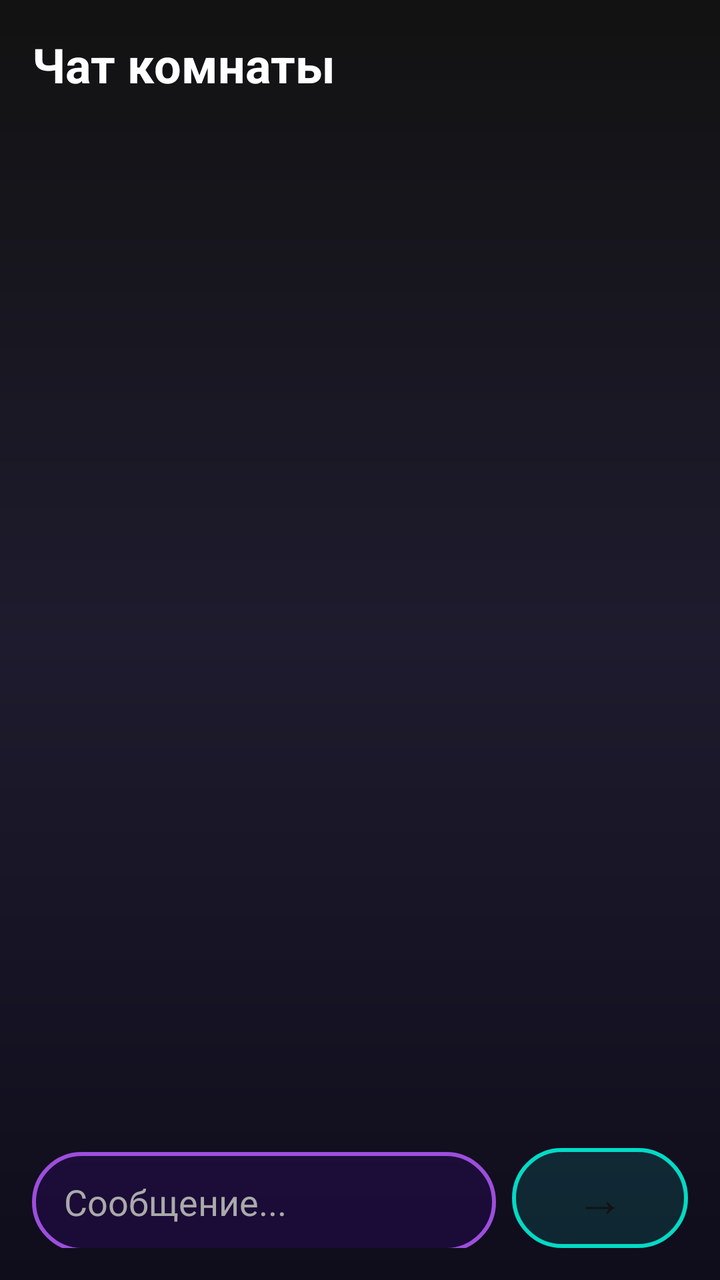
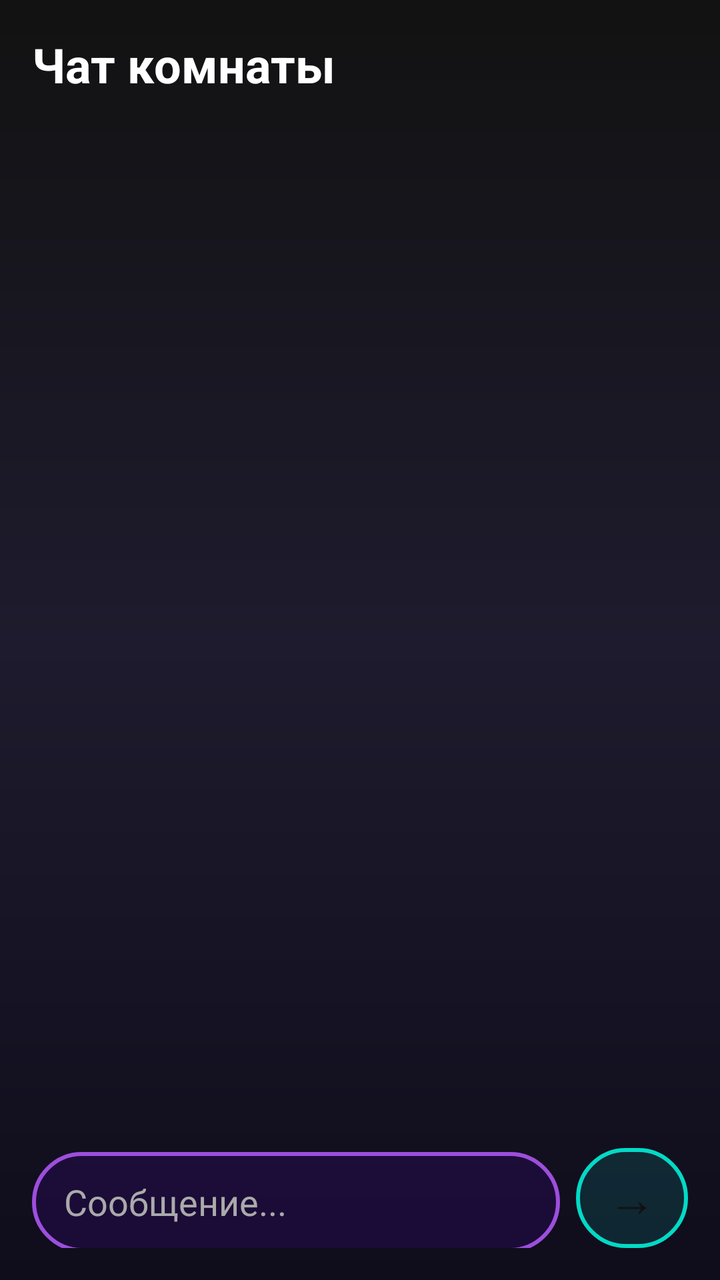

The first picture is an Android layout as it rendered before a commit; the second is the same layout after the commit. The layout source and the unified diff follow.
<!-- AndroidManifest.xml: application theme Theme.AppCompat.NoActionBar -->
<!-- res/layout/activity_chat.xml -->
<?xml version="1.0" encoding="utf-8"?>
<LinearLayout xmlns:android="http://schemas.android.com/apk/res/android"
    android:layout_width="match_parent"
    android:layout_height="match_parent"
    android:orientation="vertical"
    android:background="@drawable/bg_gradient"
    android:padding="16dp">

    <TextView
        android:layout_width="wrap_content"
        android:layout_height="wrap_content"
        android:text="Чат комнаты"
        android:textSize="24sp"
        android:textStyle="bold"
        android:textColor="#FFFFFF"
        android:layout_marginBottom="16dp"/>

    <ListView
        android:id="@+id/lvMessages"
        android:layout_width="match_parent"
        android:layout_height="0dp"
        android:layout_weight="1"
        android:divider="#333333"
        android:dividerHeight="1dp"/>

    <LinearLayout
        android:layout_width="match_parent"
        android:layout_height="wrap_content"
        android:orientation="horizontal"
        android:layout_marginTop="16dp">

        <EditText
            android:id="@+id/etMessage"
            android:layout_width="0dp"
            android:layout_height="50dp"
            android:layout_weight="1"
            android:background="@drawable/btn_neon_purple"
            android:paddingHorizontal="16dp"
            android:hint="Сообщение..."
            android:textColorHint="#AAAAAA"
            android:textColor="#FFFFFF"
            android:layout_marginEnd="8dp"/>

        <Button
            android:id="@+id/btnSend"
            android:layout_width="wrap_content"
            android:layout_height="50dp"
            android:text="→"
            android:textSize="24sp"
            android:textColor="#121212"
            android:background="@drawable/btn_neon_cyan"/>
    </LinearLayout>

</LinearLayout>
<!-- resources referenced by this layout -->
<resources>
  <!-- drawable bg_gradient (drawable) -->
  <?xml version="1.0" encoding="utf-8"?>
  <shape xmlns:android="http://schemas.android.com/apk/res/android">
      <gradient
          android:angle="270"
          android:startColor="#121212"
          android:centerColor="#1E1B2E"
          android:endColor="#0F0C1B"
          android:type="linear" />
  </shape>
  <!-- drawable btn_neon_cyan (drawable) -->
  <?xml version="1.0" encoding="utf-8"?>
  <shape xmlns:android="http://schemas.android.com/apk/res/android">
      <solid android:color="#2003DAC5" />
      <stroke android:width="2dp" android:color="#03DAC5" />
      <corners android:radius="30dp" />
  </shape>
  <!-- drawable btn_neon_purple (drawable) -->
  <?xml version="1.0" encoding="utf-8"?>
  <shape xmlns:android="http://schemas.android.com/apk/res/android">
      <solid android:color="#206200EE" /> 
      <stroke android:width="2dp" android:color="#9D4EDD" /> 
      <corners android:radius="30dp" /> 
  </shape>
  <style name="Theme.AppCompat.NoActionBar" parent="Theme.AppCompat.Light.NoActionBar">
          <item name="colorPrimary">#6200EE</item>
          <item name="colorPrimaryDark">#3700B3</item>
          <item name="colorAccent">#03DAC5</item>
          <item name="android:windowBackground">#121212</item>
      </style>
</resources>

<!-- the commit's change to res/layout/activity_chat.xml (unified diff, before → after) -->
@@ -15,19 +15,22 @@
         android:textColor="#FFFFFF"
         android:layout_marginBottom="16dp"/>
 
+    
     <ListView
         android:id="@+id/lvMessages"
         android:layout_width="match_parent"
         android:layout_height="0dp"
         android:layout_weight="1"
-        android:divider="#333333"
-        android:dividerHeight="1dp"/>
+        android:divider="@null"
+        android:dividerHeight="8dp"
+        android:transcriptMode="alwaysScroll"/>
 
+    
     <LinearLayout
         android:layout_width="match_parent"
         android:layout_height="wrap_content"
         android:orientation="horizontal"
-        android:layout_marginTop="16dp">
+        android:layout_marginTop="8dp">
 
         <EditText
             android:id="@+id/etMessage"
@@ -43,7 +46,7 @@
 
         <Button
             android:id="@+id/btnSend"
-            android:layout_width="wrap_content"
+            android:layout_width="56dp"
             android:layout_height="50dp"
             android:text="→"
             android:textSize="24sp"
